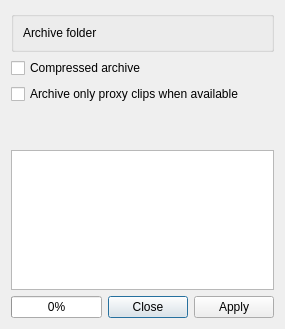
Before: the Qt Designer form src/ui/archivewidget_ui.ui in KDE/kdenlive, drawn with Qt 5.
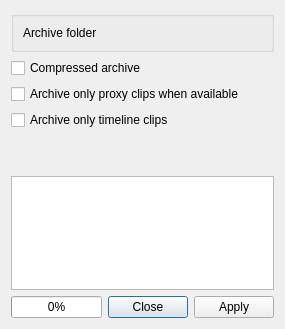
After: the same form once the commit is applied. Custom widgets are drawn as their Qt base class.

Commit message: Timeline Archive, QCheckBox problem

```diff
--- a/src/ui/archivewidget_ui.ui
+++ b/src/ui/archivewidget_ui.ui
@@ -54,6 +54,13 @@
      </property>
     </widget>
    </item>
+   <item>
+    <widget class="QCheckBox" name="timeline_archive">
+     <property name="text">
+      <string>Archive only timeline clips</string>
+     </property>
+    </widget>
+   </item>
    <item>
     <layout class="QHBoxLayout" name="horizontalLayout_2">
      <item>
```
The commit also changes 5 other files.
